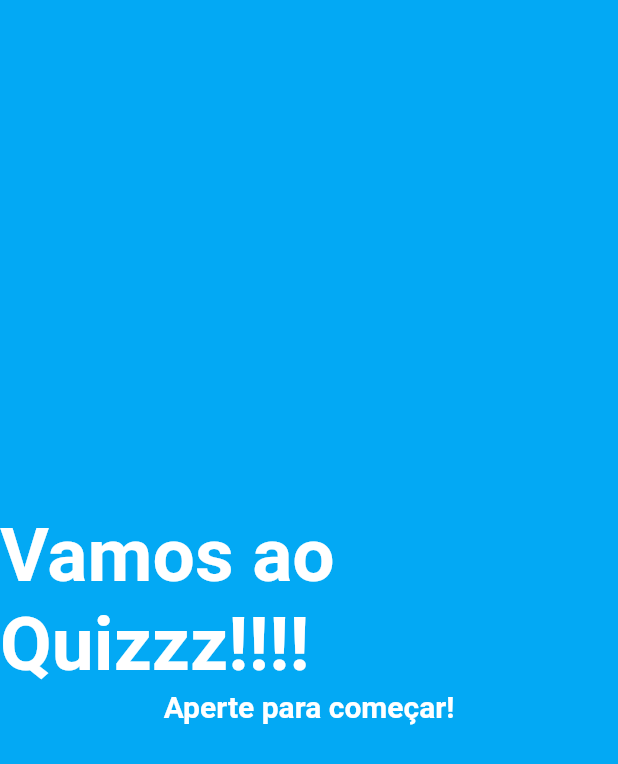
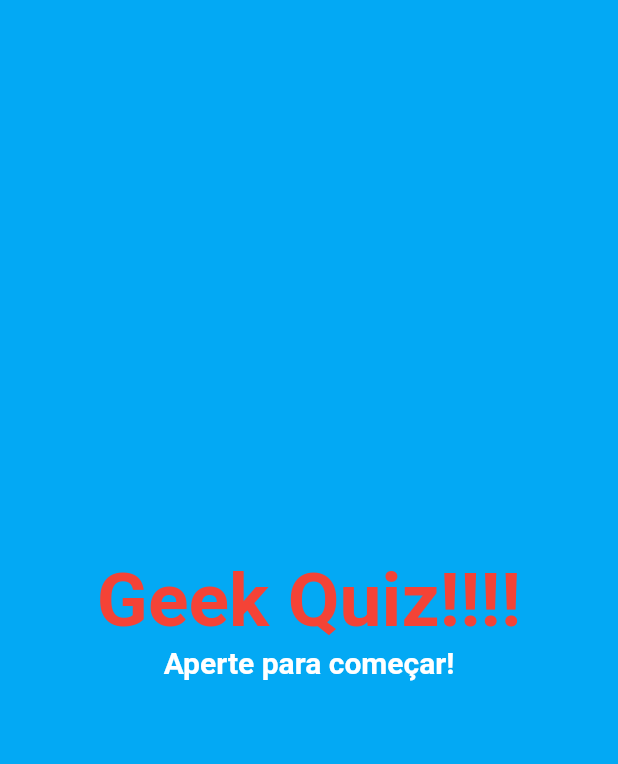
Before and after one commit to jcpsantos/quiz-app, a Flutter app: the screen it shows after launch, on a phone screen of 412 x 824 dp. Shown: the top 764 px of the screen. Run offline on Flutter 3.47's test engine with Material 2 defaults, Android fonts, the phone set to English and light mode, and no system bars.

Commit message:
Melhoria no código!

```diff
--- a/lib/design/questao_texto.dart
+++ b/lib/design/questao_texto.dart
@@ -47,7 +47,7 @@ class QuestaoTextoState extends State<QuestaoTexto> with SingleTickerProviderSta
       child: new Padding(
         padding: new EdgeInsets.symmetric(vertical: 20.0),
         child: new Center(
-          child: new Text("Instrução " + widget._questaoNumber.toString() + ": " + widget._questao,
+          child: new Text("Pergunta " + widget._questaoNumber.toString() + ": " + widget._questao,
             style: new TextStyle(fontSize: _fontSizeAnimation.value * 15),
           ),
         )
--- a/lib/paginas/landing_page.dart
+++ b/lib/paginas/landing_page.dart
@@ -11,7 +11,7 @@ class LandingPage extends StatelessWidget {
         child: new Column(
           mainAxisAlignment: MainAxisAlignment.center,
           children: <Widget>[
-            new Text("Vamos ao Quizzz!!!!", style: new TextStyle(color: Colors.white, fontSize: 50.0, fontWeight: FontWeight.bold),),
+            new Text("Geek Quiz!!!!", style: new TextStyle(color: Colors.red, fontSize: 50.0, fontWeight: FontWeight.bold),),
             new Text("Aperte para começar!", style: new TextStyle(color: Colors.white, fontSize: 20.0, fontWeight: FontWeight.bold),)
           ],
         ),
--- a/lib/paginas/quiz_pagina.dart
+++ b/lib/paginas/quiz_pagina.dart
@@ -20,7 +20,10 @@ class QuizPaginaState extends State<QuizPagina> {
   Quiz quiz = new Quiz([
     new Questao("Han Solo é o pai de Luke", false),
     new Questao("Homem-Aranha é da DC", false),
-    new Questao("Wolverine possui o fator de cura", true)
+    new Questao("Wolverine possui o fator de cura", true),
+    new Questao("Thanos é apaixonado pela Morte", true),
+    new Questao ("Karen Page foi assassinada pelo Justiceiro", false),
+    new Questao ("Kyle Rayner é um dos Lanternas Verdes", true)
   ]);
   String questaoTexto;
   int questaoNumber;
```
